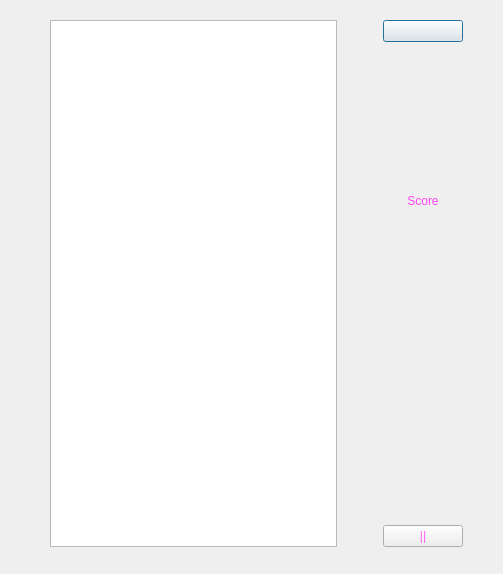
Old version of the form Tetris_2.0/game.ui in the repository annapotr/Tetris.
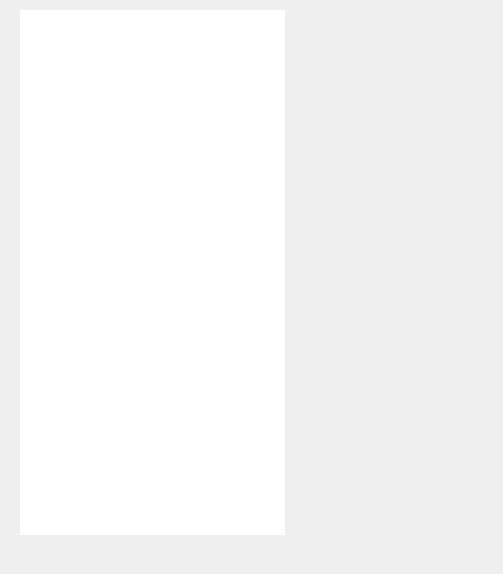
New version of the form. Icons and pictures are not drawn.

What changed in the file:
```diff
--- a/Tetris_2.0/game.ui
+++ b/Tetris_2.0/game.ui
@@ -28,96 +28,74 @@
   <property name="styleSheet">
    <string notr="true">background-image: url(:/background1.png);</string>
   </property>
-  <widget class="QWidget" name="layoutWidget">
-   <property name="geometry">
-    <rect>
-     <x>50</x>
-     <y>20</y>
-     <width>413</width>
-     <height>527</height>
-    </rect>
-   </property>
-   <layout class="QHBoxLayout" name="horizontalLayout">
-    <item>
      <widget class="QGraphicsView" name="graphicsView">
-      <property name="baseSize">
-       <size>
+   <property name="geometry">
+    <rect>
+     <x>20</x>
+     <y>10</y>
         <width>265</width>
         <height>525</height>
-       </size>
+    </rect>
       </property>
       <property name="styleSheet">
-       <string notr="true">background-image: url(:/background.png);</string>
-      </property>
-     </widget>
-    </item>
-    <item>
-     <layout class="QVBoxLayout" name="verticalLayout">
-      <property name="spacing">
-       <number>-1</number>
-      </property>
-      <property name="leftMargin">
-       <number>40</number>
-      </property>
-      <item>
+    <string notr="true">background-image: url(:/background.png);
+border: none;</string>
+   </property>
+  </widget>
        <widget class="QPushButton" name="Close_game">
+   <property name="geometry">
+    <rect>
+     <x>320</x>
+     <y>20</y>
+     <width>170</width>
+     <height>60</height>
+    </rect>
+   </property>
         <property name="styleSheet">
          <string notr="true">background-image: url(:/close.png);
+border: none;
+
 </string>
         </property>
         <property name="text">
          <string/>
         </property>
        </widget>
-      </item>
-      <item>
-       <spacer name="verticalSpacer_2">
-        <property name="orientation">
-         <enum>Qt::Vertical</enum>
-        </property>
-        <property name="sizeHint" stdset="0">
-         <size>
-          <width>20</width>
-          <height>40</height>
-         </size>
-        </property>
-       </spacer>
-      </item>
-      <item>
        <widget class="QLabel" name="label_score">
+   <property name="geometry">
+    <rect>
+     <x>320</x>
+     <y>260</y>
+     <width>170</width>
+     <height>60</height>
+    </rect>
+   </property>
         <property name="maximumSize">
          <size>
-          <width>150</width>
+     <width>170</width>
           <height>200</height>
          </size>
         </property>
         <property name="styleSheet">
-         <string notr="true">color:rgb(255, 69, 241);
-font: 36pt &quot;.SF NS Text&quot;;</string>
+    <string notr="true">background-image: url(:/score.png);
+border: none;</string>
         </property>
         <property name="text">
-         <string>Score</string>
+    <string/>
         </property>
         <property name="alignment">
          <set>Qt::AlignCenter</set>
         </property>
        </widget>
-      </item>
-      <item>
-       <spacer name="verticalSpacer">
-        <property name="orientation">
-         <enum>Qt::Vertical</enum>
-        </property>
-        <property name="sizeHint" stdset="0">
-         <size>
-          <width>20</width>
-          <height>40</height>
-         </size>
-        </property>
-       </spacer>
-      </item>
-      <item>
        <widget class="QLabel" name="label_high_score">
+   <property name="geometry">
+    <rect>
+     <x>320</x>
+     <y>110</y>
+     <width>170</width>
+     <height>60</height>
+    </rect>
+   </property>
         <property name="styleSheet">
          <string notr="true">background-image: url(:/high_score.png);
 font: 36pt &quot;.SF NS Text&quot;;</string>
@@ -129,34 +107,22 @@
          <set>Qt::AlignCenter</set>
         </property>
        </widget>
-      </item>
-      <item>
-       <spacer name="verticalSpacer_3">
-        <property name="orientation">
-         <enum>Qt::Vertical</enum>
-        </property>
-        <property name="sizeHint" stdset="0">
-         <size>
-          <width>20</width>
-          <height>40</height>
-         </size>
-        </property>
-       </spacer>
-      </item>
-      <item>
        <widget class="QPushButton" name="pushButton">
+   <property name="geometry">
+    <rect>
+     <x>320</x>
+     <y>460</y>
+     <width>170</width>
+     <height>60</height>
+    </rect>
+   </property>
         <property name="styleSheet">
-         <string notr="true">color:rgb(255, 95, 250);
-font: 48pt &quot;.SF NS Text&quot;;</string>
+    <string notr="true">background-image: url(:/pause.png);
+border: none;</string>
         </property>
         <property name="text">
-         <string>||</string>
-        </property>
-       </widget>
-      </item>
-     </layout>
-    </item>
-   </layout>
+    <string/>
+   </property>
   </widget>
  </widget>
  <resources/>
```
Left out of the diff: 3 changed lines with no effect on the pictures. Lines whose indentation alone changed are shown as unchanged.
